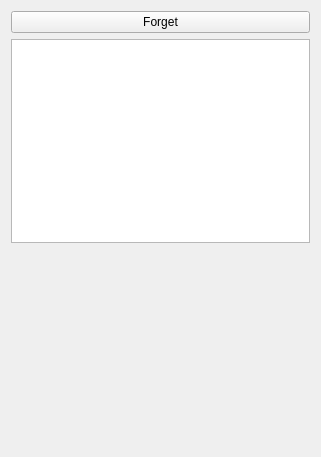
Before: the Qt Designer form mainwindow.ui in brik/facebrick, drawn with Qt 5.
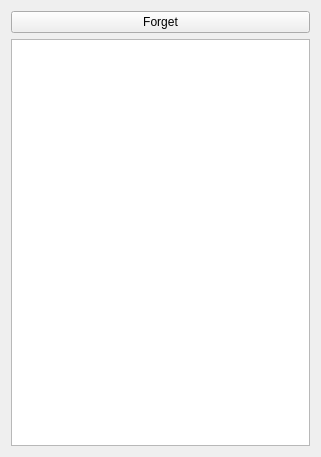
After: the same form once the commit is applied.

Patch:
```diff
--- a/mainwindow.ui
+++ b/mainwindow.ui
@@ -25,19 +25,6 @@
     <item>
      <widget class="QListView" name="postsListView"/>
     </item>
-    <item>
-     <spacer name="verticalSpacer">
-      <property name="orientation">
-       <enum>Qt::Vertical</enum>
-      </property>
-      <property name="sizeHint" stdset="0">
-       <size>
-        <width>20</width>
-        <height>40</height>
-       </size>
-      </property>
-     </spacer>
-    </item>
    </layout>
   </widget>
  </widget>
```
